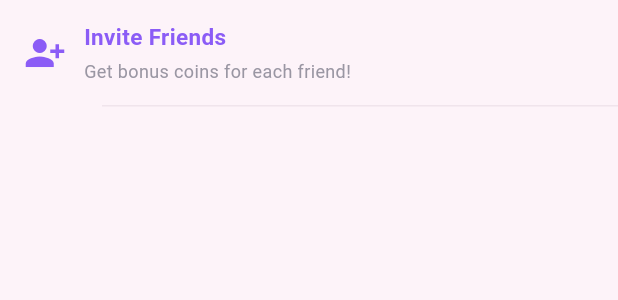
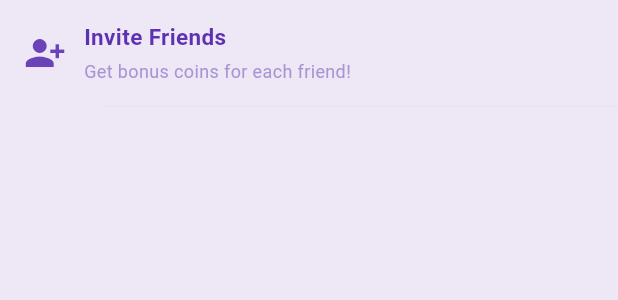
Before and after one commit to ProgramZa2560/thaimart-coins, a Flutter app: the InviteFriendsTile widget shown alone on an empty page, opened directly, on a phone screen of 412 x 824 dp. Shown: the top 300 px of the screen. Run offline on Flutter 3.47's test engine with Material 3 defaults, Android fonts, the phone set to English and light mode, and no system bars; our stand-ins replace bloc, dio, equatable, flutter_bloc, flutter_svg, get_it and 1 more; network calls fail.

Commit message:
ui: invite friends tile with specified purple palette

```diff
--- a/lib/features/coin/presentation/widgets/invite_friends_tile.dart
+++ b/lib/features/coin/presentation/widgets/invite_friends_tile.dart
@@ -2,11 +2,15 @@ import 'package:flutter/material.dart';
 import 'package:share_plus/share_plus.dart';
 
 import '../../../../core/constants.dart';
-import '../../../../core/theme.dart';
 import '../../../../l10n/app_localizations.dart';
 
 class InviteFriendsTile extends StatelessWidget {
   const InviteFriendsTile({super.key});
+
+  static const iconColor = Color(0xFF6A43B8);
+  static const headColor = Color(0xFF5E31B2);
+  static const subColor = Color(0xFFA994D3);
+  static const backgroundColor = Color(0xFFEDE7F6);
 
   @override
   Widget build(BuildContext context) {
@@ -15,13 +19,19 @@ class InviteFriendsTile extends StatelessWidget {
       onTap: () => SharePlus.instance.share(
         ShareParams(text: AppConstants.inviteUrl),
       ),
+      child: Container(
+        color: backgroundColor,
         child: Column(
           children: [
             Padding(
               padding: const EdgeInsets.symmetric(horizontal: 16, vertical: 14),
               child: Row(
                 children: [
-                Icon(Icons.person_add_alt_1, color: AppColors.accent, size: 28),
+                  const Icon(
+                    Icons.person_add_alt_1,
+                    color: iconColor,
+                    size: 28,
+                  ),
                   const SizedBox(width: 12),
                   Expanded(
                     child: Column(
@@ -32,7 +42,7 @@ class InviteFriendsTile extends StatelessWidget {
                           style: const TextStyle(
                             fontSize: 15,
                             fontWeight: FontWeight.w700,
-                          color: AppColors.accent,
+                            color: headColor,
                           ),
                         ),
                         const SizedBox(height: 4),
@@ -40,7 +50,7 @@ class InviteFriendsTile extends StatelessWidget {
                           l10n.inviteSubtitle,
                           style: const TextStyle(
                             fontSize: 12,
-                          color: AppColors.textSecondary,
+                            color: subColor,
                           ),
                         ),
                       ],
@@ -52,6 +62,7 @@ class InviteFriendsTile extends StatelessWidget {
             const Divider(height: 1, indent: 68),
           ],
         ),
+      ),
     );
   }
 }
```
Lines whose indentation alone changed are shown as unchanged.
